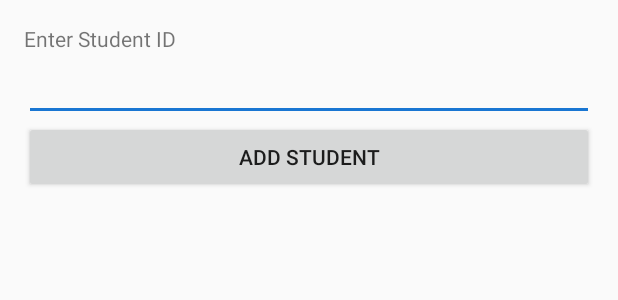
After one commit to charithag/Soft-Clicker, an Android app: the layout add_user.xml on its own in the app's theme, with its tools: preview values and no code run, on a phone screen of 412 x 824 dp. The commit adds this screen. Shown: the top 300 px of the screen. Run offline under Robolectric (Android 15) with nearby library versions, the phone set to English and light mode, and no system bars.

Commit message:
added student add ui

```diff
--- /dev/null
+++ b/android-app/app/src/main/res/layout/add_user.xml
@@ -0,0 +1,19 @@
+<?xml version="1.0" encoding="utf-8"?>
+<LinearLayout xmlns:android="http://schemas.android.com/apk/res/android"
+    android:layout_width="fill_parent"
+    android:layout_height="fill_parent"
+    android:orientation="vertical"
+    android:padding="16dp">
+
+    <TextView
+        android:layout_width="match_parent"
+        android:layout_height="wrap_content"
+        android:text="Enter Student ID"/>
+    <EditText
+        android:layout_width="match_parent"
+        android:layout_height="wrap_content" />
+    <Button
+        android:layout_width="match_parent"
+        android:layout_height="wrap_content"
+        android:text="Add Student"/>
+</LinearLayout>
```
Also changed, not shown: android-app/app/src/main/java/com/softclicker/android/MainActivity.java (+22 -1 lines).
